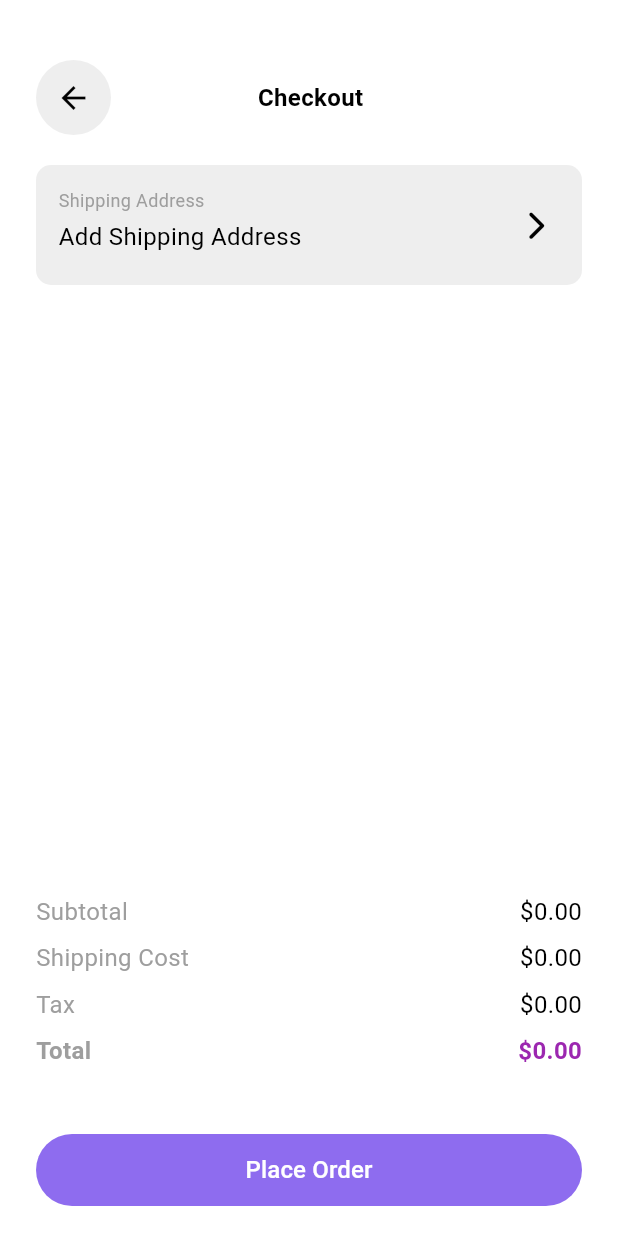
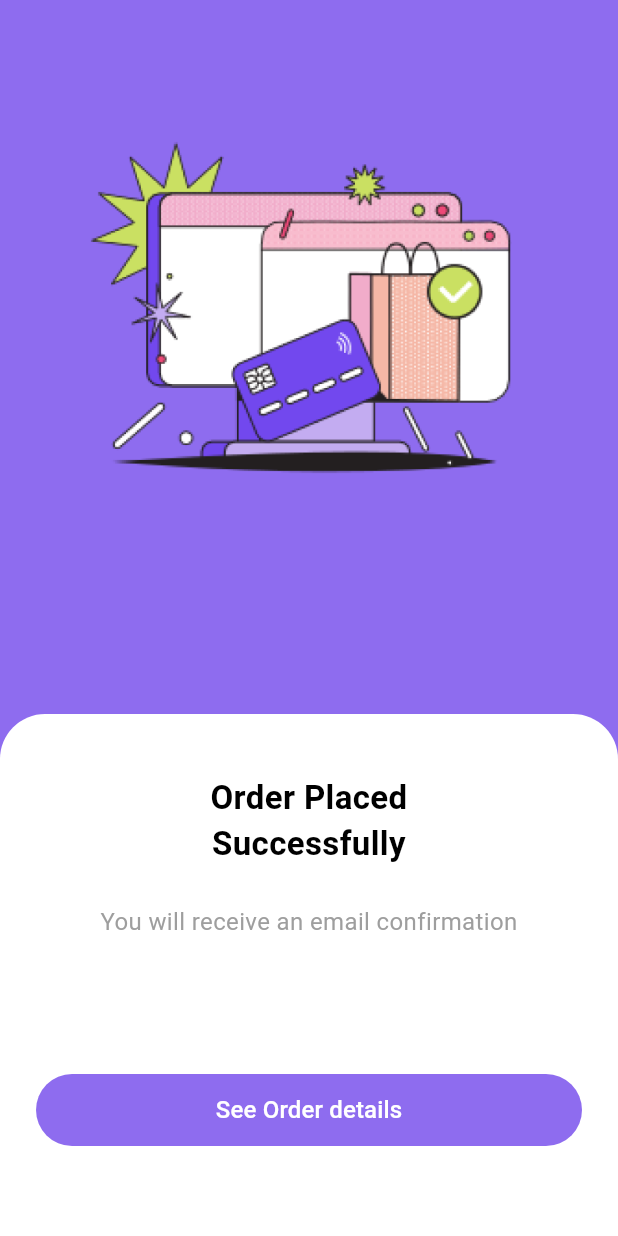
Before and after one commit to dokhy5/colt, a Flutter app: the CheckoutView screen opened by its route, after a tap on "Place Order", on a phone screen of 412 x 824 dp. Run offline on Flutter 3.47's test engine with Material 3 defaults, Android fonts, the phone set to English and light mode, and no system bars; our stand-ins replace awesome_bottom_bar, dio, dropdown_button2, font_awesome_flutter, go_router, shared_preferences; accounts and stored records are empty.

Commit message:
Add SuccessfullyView feature; implement SuccessfullyView and SuccessfullyViewBody, update CheckoutView to navigate to success screen, and clear cart data

```diff
--- /dev/null
+++ b/lib/Features/cart/presentation/views/successfully_view.dart
@@ -0,0 +1,13 @@
+import 'package:colt_shop/Features/cart/presentation/views/widgets/successfully_view_body.dart';
+import 'package:flutter/material.dart';
+
+class SuccessfullyView extends StatelessWidget {
+  const SuccessfullyView({super.key});
+
+  @override
+  Widget build(BuildContext context) {
+    return const Scaffold(
+      body: SafeArea(child: SuccessfullyViewBody()),
+    );
+  }
+}
--- a/lib/Features/cart/presentation/views/widgets/cart_view_body.dart
+++ b/lib/Features/cart/presentation/views/widgets/cart_view_body.dart
@@ -43,10 +43,11 @@ class _CartViewBodyState extends State<CartViewBody> {
   }
 
   void _clearCart() async {
+    final SharedPreferences prefs = await SharedPreferences.getInstance();
+    await prefs.remove('cart'); // Clear saved cart data
     setState(() {
-      cartItems.clear();
+      cartItems.clear(); // Update UI
     });
-    await _saveCart();
   }
 
   double _calculateSubtotal() {
--- a/lib/Features/cart/presentation/views/widgets/checkout_view_body.dart
+++ b/lib/Features/cart/presentation/views/widgets/checkout_view_body.dart
@@ -1,10 +1,11 @@
+import 'dart:convert';
 import 'package:colt_shop/Features/cart/presentation/views/widgets/shipping_address.dart';
 import 'package:colt_shop/Features/cart/presentation/views/widgets/summary_row.dart';
 import 'package:colt_shop/core/utils/app_router.dart';
 import 'package:colt_shop/core/widgets/button_back_custom.dart';
 import 'package:colt_shop/core/widgets/custom_button.dart';
 import 'package:flutter/material.dart';
-import 'package:font_awesome_flutter/font_awesome_flutter.dart';
+import 'package:go_router/go_router.dart';
 import 'package:shared_preferences/shared_preferences.dart';
 
 class CheckoutViewBody extends StatelessWidget {
@@ -61,11 +62,41 @@ class CheckoutViewBody extends StatelessWidget {
               ],
             ),
           ),
-           const SizedBox(height: 30),
-           CustomButton(onPressed: (){},text:'Place Order'),
-           const SizedBox(height: 20),
+          const SizedBox(height: 30),
+          CustomButton(
+            onPressed: () async {
+              await _placeOrder(context);
+            },
+            text: 'Place Order',
+          ),
+          const SizedBox(height: 20),
         ],
       ),
     );
   }
+
+  Future<void> _placeOrder(BuildContext context) async {
+    final SharedPreferences prefs = await SharedPreferences.getInstance();
+
+    // Retrieve existing orders (if any)
+    List<String> savedOrders = prefs.getStringList('orders') ?? [];
+
+    // Save current order
+    Map<String, dynamic> orderData = {
+      'cartItems': cartItems,
+      'subtotal': subtotal,
+      'shippingCost': shippingCost,
+      'tax': tax,
+      'total': total,
+      'date': DateTime.now().toIso8601String(),
+    };
+    savedOrders.add(jsonEncode(orderData));
+    await prefs.setStringList('orders', savedOrders);
+
+    // Clear cart
+    await prefs.remove('cart');
+
+    // Navigate to the success screen
+    GoRouter.of(context).push(AppRouter.kSuccessfully);
+  }
 }
--- /dev/null
+++ b/lib/Features/cart/presentation/views/widgets/successfully_view_body.dart
@@ -0,0 +1,72 @@
+import 'package:colt_shop/core/utils/app_router.dart';
+import 'package:colt_shop/core/utils/assets.dart';
+import 'package:colt_shop/core/widgets/custom_button.dart';
+import 'package:flutter/material.dart';
+import 'package:go_router/go_router.dart';
+
+class SuccessfullyViewBody extends StatelessWidget {
+  const SuccessfullyViewBody({super.key});
+
+  @override
+  Widget build(BuildContext context) {
+    return Scaffold(
+      backgroundColor: Color(0xff8E6CEF),
+
+      body: Column(
+        mainAxisAlignment: MainAxisAlignment.center,
+        crossAxisAlignment: CrossAxisAlignment.stretch,
+        children: [
+          const SizedBox(height: 80),
+          Center(
+            child: Image.asset(
+              AssetsData.kSuccessfully,
+              height: 250,
+            ),
+          ),
+          const Spacer(),
+          Container(
+            padding: const EdgeInsets.symmetric(horizontal: 24, vertical: 40),
+            decoration: const BoxDecoration(
+              color: Colors.white,
+              borderRadius: BorderRadius.only(
+                topLeft: Radius.circular(30),
+                topRight: Radius.circular(30),
+              ),
+            ),
+            child: Column(
+              crossAxisAlignment: CrossAxisAlignment.center,
+              children: [
+                const Text(
+                  'Order Placed\nSuccessfully',
+                  textAlign: TextAlign.center,
+                  style: TextStyle(
+                    fontSize: 22,
+                    fontWeight: FontWeight.bold,
+                    color: Colors.black,
+                  ),
+                ),
+                const SizedBox(height: 25),
+                const Text(
+                  'You will receive an email confirmation',
+                  textAlign: TextAlign.center,
+                  style: TextStyle(fontSize: 16, color: Colors.grey),
+                ),
+                const SizedBox(height: 90),
+                SizedBox(
+                  width: double.infinity,
+                  child:
+                  CustomButton(onPressed: (){
+                    GoRouter.of(context).push(AppRouter.kOrderInformation);
+                  },
+                  text: 'See Order details')
+
+                ),
+                const SizedBox(height: 20),
+              ],
+            ),
+          ),
+        ],
+      ),
+    );
+  }
+}
--- a/lib/core/utils/app_router.dart
+++ b/lib/core/utils/app_router.dart
@@ -4,6 +4,7 @@ import 'package:colt_shop/Features/address/presentation/views/add_address_view.d
 import 'package:colt_shop/Features/address/presentation/views/address_view.dart';
 import 'package:colt_shop/Features/cart/presentation/views/cart_view.dart';
 import 'package:colt_shop/Features/cart/presentation/views/checkout_view.dart';
+import 'package:colt_shop/Features/cart/presentation/views/successfully_view.dart';
 import 'package:colt_shop/Features/home_page/presentation/views/categories_item_view.dart';
 import 'package:colt_shop/Features/home_page/presentation/views/categories_view.dart';
 import 'package:colt_shop/Features/home_page/presentation/views/home_view.dart';
@@ -35,8 +36,7 @@ abstract class AppRouter {
   static const kItemPage = '/ItemPage_View';
   static const kCart = '/Cart_View';
   static const kCheckout = '/Checkout_View';
-
-
+  static const kSuccessfully = '/Successfully_View';
   static final GoRouter router = GoRouter(
     routes: [
       GoRoute(
@@ -118,6 +118,10 @@ abstract class AppRouter {
         );
       },
     ),
+    GoRoute(
+        path: kSuccessfully,
+        builder: (context, state) => const SuccessfullyView(),
+      ),
     ],
   );
 }
--- a/lib/core/utils/assets.dart
+++ b/lib/core/utils/assets.dart
@@ -9,4 +9,5 @@ class AssetsData {
  static const bell = 'assets/images/bell.png';
  static const chickout = 'assets/images/chickout.png';
  static const cart = 'assets/images/cart.png';
+ static const kSuccessfully = 'assets/images/successfully.png';
 }
```
Also changed, not shown: assets/images/successfully.png (added).
